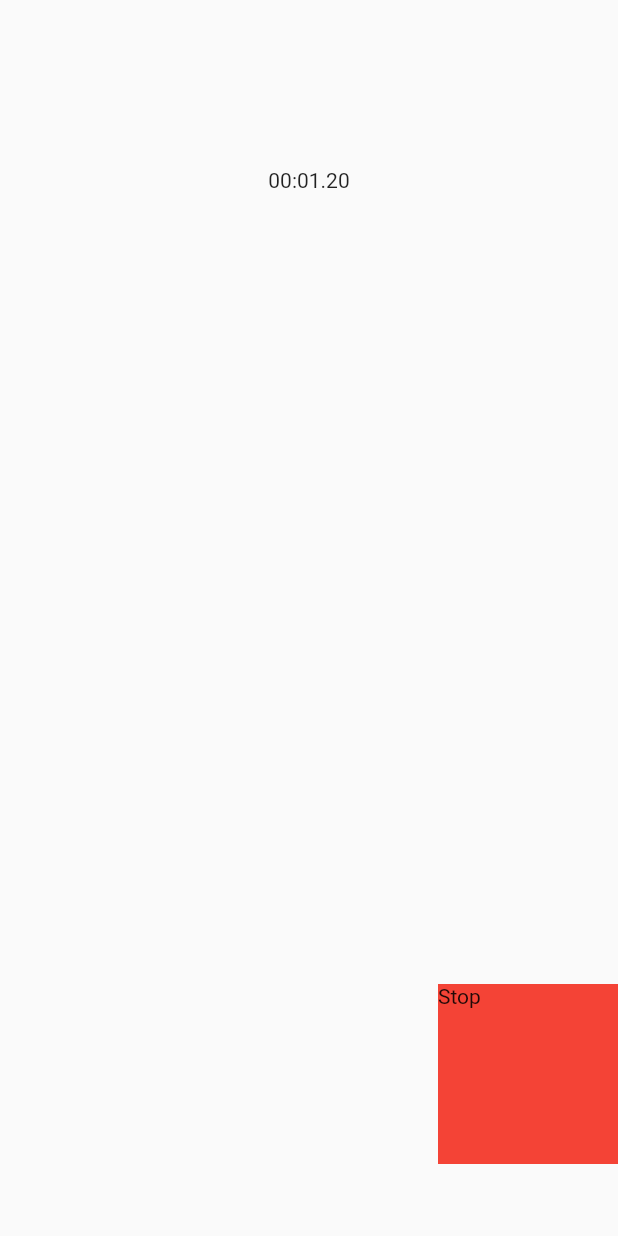
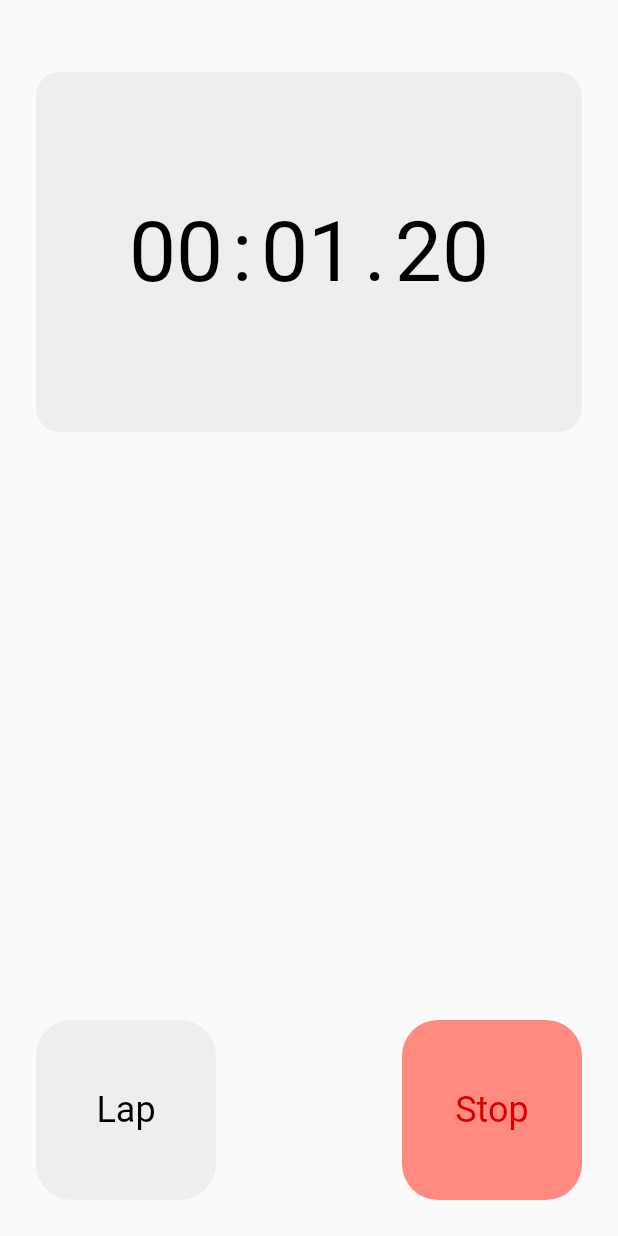
Before and after one commit to heeyunlee/flutter_stopwatch, a Flutter app: the screen it shows after launch, after a tap on "Start", on a phone screen of 412 x 824 dp. Run offline on Flutter 3.47's test engine with Material 2 defaults, Android fonts, the phone set to English and light mode, and no system bars.

Commit message:
met all requirements and added unit test for DurationExtension

```diff
--- /dev/null
+++ b/lib/extension.dart
@@ -0,0 +1,31 @@
+extension DurationExtension on Duration {
+  /// Returns a stringified and formatted millisecond portion of the duration
+  /// that is padded on the left by the length of 2. For example, `Duration(milliseconds: 50)`
+  /// should return `05`, and `Duration(seconds: 2, milliseconds: 600)` should
+  /// return `60`.
+  String get formattedMilliseconds {
+    return (inMilliseconds % 1000 / 10).round().toString().padLeft(2, '0');
+  }
+
+  /// Returns a stringified and formatted second portion of the duration that is
+  /// padded on the left by the length of 2. For example, `Duration(seconds: 4)`
+  /// should return `04`, and `Duration(seconds: 44)` should return `44`.
+  String get formattedSeconds {
+    return (inMilliseconds ~/
+            Duration.millisecondsPerSecond %
+            Duration.secondsPerMinute)
+        .toString()
+        .padLeft(2, '0');
+  }
+
+  /// Returns a stringified and formatted minute portion of the duration that is
+  /// padded on the left by the length of 2. For example, `Duration(minutes: 1)`
+  /// should return `01`, and `Duration(seconds: 55)` should return `55`.
+  String get formattedMinutes {
+    return (inMilliseconds ~/
+            Duration.millisecondsPerMinute %
+            Duration.minutesPerHour)
+        .toString()
+        .padLeft(2, '0');
+  }
+}
--- /dev/null
+++ b/lib/home.dart
@@ -0,0 +1,197 @@
+import 'dart:async';
+
+import 'package:flutter/material.dart';
+import 'package:flutter_stopwatch/extension.dart';
+
+class HomeScreen extends StatefulWidget {
+  const HomeScreen({super.key});
+
+  @override
+  State<HomeScreen> createState() => _HomeScreenState();
+}
+
+class _HomeScreenState extends State<HomeScreen> {
+  Duration duration = Duration.zero;
+  Timer? timer;
+  List<Duration> laps = [];
+
+  bool get isTimerActive => timer?.isActive ?? false;
+
+  @override
+  Widget build(BuildContext context) {
+    return Scaffold(
+      body: Padding(
+        padding: EdgeInsets.fromLTRB(
+          24,
+          MediaQuery.of(context).padding.top + 48,
+          24,
+          MediaQuery.of(context).padding.bottom + 24,
+        ),
+        child: Column(
+          mainAxisAlignment: MainAxisAlignment.center,
+          children: [
+            Container(
+              decoration: BoxDecoration(
+                color: Colors.grey[200],
+                borderRadius: const BorderRadius.all(Radius.circular(16)),
+              ),
+              height: 240,
+              child: FormattedTime(time: duration),
+            ),
+            Expanded(
+              child: ListView.separated(
+                separatorBuilder: (context, index) {
+                  return const Divider();
+                },
+                shrinkWrap: true,
+                itemCount: laps.length,
+                padding: const EdgeInsets.symmetric(vertical: 16),
+                itemBuilder: (context, index) {
+                  final lap = laps[index];
+
+                  return Padding(
+                    padding: const EdgeInsets.symmetric(vertical: 4),
+                    child: Row(
+                      children: [
+                        Text('Lap ${laps.length - index}'),
+                        const Spacer(),
+                        FormattedTime(time: lap, fontSize: 14),
+                      ],
+                    ),
+                  );
+                },
+              ),
+            ),
+            Row(
+              children: [
+                GestureDetector(
+                  onTap: () {
+                    if (duration > Duration.zero && isTimerActive) {
+                      laps.insert(0, duration);
+                    } else if (duration > Duration.zero && !isTimerActive) {
+                      laps = [];
+                      timer?.cancel();
+                      setState(() {
+                        timer = null;
+                        duration = Duration.zero;
+                      });
+                    }
+                  },
+                  child: Container(
+                    width: 120,
+                    height: 120,
+                    decoration: BoxDecoration(
+                      borderRadius: const BorderRadius.all(Radius.circular(24)),
+                      color: duration < Duration.zero
+                          ? Colors.black
+                          : Colors.grey[200],
+                    ),
+                    child: Center(
+                      child: Text(
+                        duration > Duration.zero && !isTimerActive
+                            ? 'Reset'
+                            : 'Lap',
+                        style: TextStyle(
+                          color: duration > Duration.zero
+                              ? Colors.black
+                              : Colors.grey,
+                          fontSize: 24,
+                        ),
+                      ),
+                    ),
+                  ),
+                ),
+                const Spacer(),
+                GestureDetector(
+                  onTap: () {
+                    if (!isTimerActive) {
+                      timer = Timer.periodic(const Duration(milliseconds: 10),
+                          (timer) {
+                        setState(() {
+                          duration += const Duration(milliseconds: 10);
+                        });
+                      });
+                    } else {
+                      timer?.cancel();
+                      setState(() {
+                        timer = null;
+                      });
+                    }
+                  },
+                  child: Container(
+                    width: 120,
+                    height: 120,
+                    decoration: BoxDecoration(
+                      borderRadius: const BorderRadius.all(Radius.circular(24)),
+                      color: isTimerActive
+                          ? Colors.redAccent[100]
+                          : Colors.greenAccent[100],
+                    ),
+                    child: Center(
+                      child: Text(
+                        isTimerActive ? 'Stop' : 'Start',
+                        style: TextStyle(
+                          color: isTimerActive
+                              ? Colors.redAccent[700]
+                              : Colors.greenAccent[700],
+                          fontSize: 24,
+                        ),
+                      ),
+                    ),
+                  ),
+                ),
+              ],
+            ),
+          ],
+        ),
+      ),
+    );
+  }
+}
+
+class FormattedTime extends StatelessWidget {
+  const FormattedTime({
+    required this.time,
+    this.fontSize = 56,
+    super.key,
+  });
+
+  final Duration time;
+  final double fontSize;
+
+  @override
+  Widget build(BuildContext context) {
+    return DefaultTextStyle(
+      style: TextStyle(
+        color: Colors.black,
+        fontSize: fontSize,
+      ),
+      child: Row(
+        crossAxisAlignment: CrossAxisAlignment.center,
+        mainAxisAlignment: MainAxisAlignment.center,
+        children: [
+          SizedBox(
+            width: fontSize * 1.33,
+            child: Center(
+              child: Text(time.formattedMinutes),
+            ),
+          ),
+          const Text(':'),
+          SizedBox(
+            width: fontSize * 1.33,
+            child: Center(
+              child: Text(time.formattedSeconds),
+            ),
+          ),
+          const Text('.'),
+          SizedBox(
+            width: fontSize * 1.33,
+            child: Center(
+              child: Text(time.formattedMilliseconds),
+            ),
+          ),
+        ],
+      ),
+    );
+  }
+}
--- a/lib/main.dart
+++ b/lib/main.dart
@@ -1,6 +1,6 @@
-import 'dart:async';
+import 'package:flutter/material.dart';
 
-import 'package:flutter/material.dart';
+import 'home.dart';
 
 void main() {
   runApp(const MyApp());
@@ -11,87 +11,8 @@ class MyApp extends StatelessWidget {
 
   @override
   Widget build(BuildContext context) {
-    return MaterialApp(
-      title: 'Flutter Demo',
-      theme: ThemeData(
-        primarySwatch: Colors.blue,
-      ),
-      home: const MyHomePage(),
+    return const MaterialApp(
+      home: HomeScreen(),
     );
   }
 }
-
-class MyHomePage extends StatefulWidget {
-  const MyHomePage({super.key});
-
-  @override
-  State<MyHomePage> createState() => _MyHomePageState();
-}
-
-class _MyHomePageState extends State<MyHomePage> {
-  Timer? timer;
-
-  @override
-  void initState() {
-    super.initState();
-  }
-
-  @override
-  Widget build(BuildContext context) {
-    return Scaffold(
-      body: Column(
-        mainAxisAlignment: MainAxisAlignment.center,
-        children: [
-          SizedBox(height: MediaQuery.of(context).padding.top),
-          Container(
-            height: 240,
-            child: Center(
-              child: Row(
-                mainAxisAlignment: MainAxisAlignment.center,
-                crossAxisAlignment: CrossAxisAlignment.center,
-                children: [
-                  Text(
-                      ((timer?.tick ?? 0) ~/ 10000).toString().padLeft(2, '0')),
-                  const Text(':'),
-                  Text(((timer?.tick ?? 0) ~/ 100).toString().padLeft(2, '0')),
-                  const Text('.'),
-                  Text(((timer?.tick ?? 0) % 100).toString().padLeft(2, '0')),
-                ],
-              ),
-            ),
-          ),
-          const Spacer(),
-          Row(
-            children: [
-              const Spacer(),
-              GestureDetector(
-                onTap: () {
-                  if (timer?.isActive == null) {
-                    timer = Timer.periodic(const Duration(milliseconds: 10),
-                        (timer) {
-                      setState(() {});
-                    });
-                  } else {
-                    timer?.cancel();
-                    setState(() {
-                      timer = null;
-                    });
-                  }
-                },
-                child: Container(
-                  width: 120,
-                  height: 120,
-                  color: (timer?.isActive == true)
-                      ? Colors.red
-                      : Colors.lightGreen,
-                  child: Text((timer?.isActive == true) ? 'Stop' : 'Start'),
-                ),
-              ),
-            ],
-          ),
-          const SizedBox(height: 48),
-        ],
-      ),
-    );
-  }
-}
```
Also changed, not shown: 1 other file.
